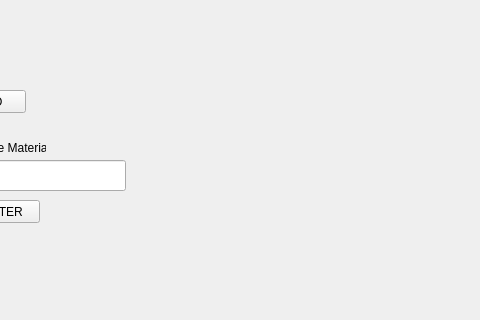
Above: src/intro.ui from CornelioEmbedded/GUI_Horarios before the change; both pictures show x 385 to 865 and y 0 to 320 of the 1440 by 792 pixel window. Below: the same form after it.
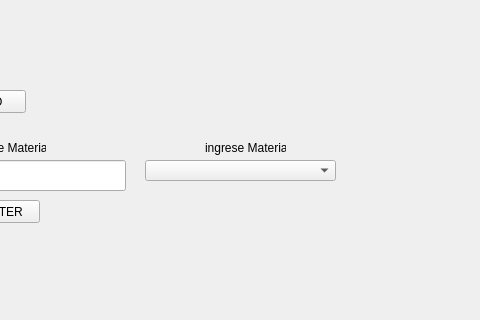
That is the form after the change.

Commit message: make get subject name function with regex

```diff
--- a/src/intro.ui
+++ b/src/intro.ui
@@ -104,6 +104,29 @@
     <set>Qt::AlignLeading|Qt::AlignLeft|Qt::AlignTop</set>
    </property>
   </widget>
+  <widget class="QComboBox" name="subject_menu">
+   <property name="geometry">
+    <rect>
+     <x>530</x>
+     <y>160</y>
+     <width>191</width>
+     <height>21</height>
+    </rect>
+   </property>
+  </widget>
+  <widget class="QLabel" name="subject_text_2">
+   <property name="geometry">
+    <rect>
+     <x>590</x>
+     <y>140</y>
+     <width>81</width>
+     <height>16</height>
+    </rect>
+   </property>
+   <property name="text">
+    <string>ingrese Materia</string>
+   </property>
+  </widget>
  </widget>
  <resources/>
  <connections/>
```
The commit also changes 2 other files.
